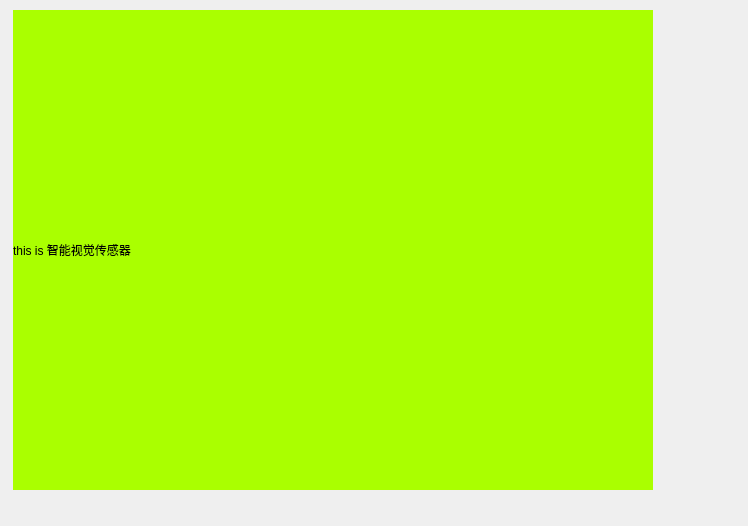
Above: source/plug/oip_ui.ui from chopin1993/protocolmaster-20210731 before the change. Below: the same form after it.
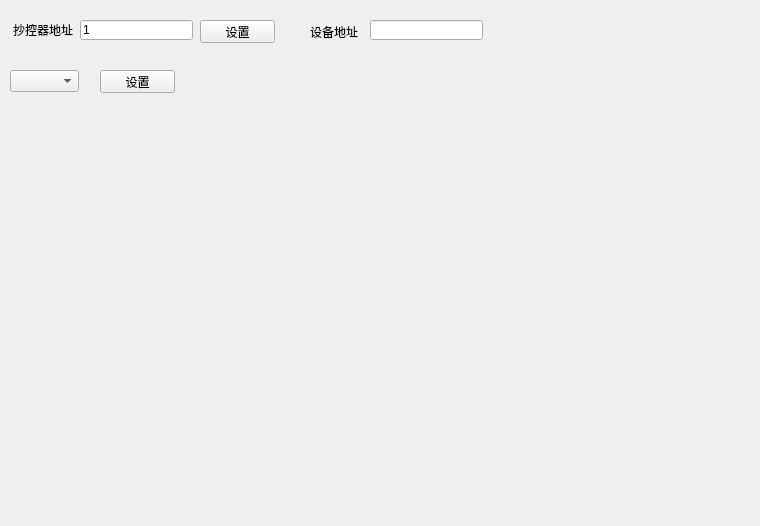
That is the form after the change.

Patch:
```diff
--- a/source/plug/oip_ui.ui
+++ b/source/plug/oip_ui.ui
@@ -6,7 +6,7 @@
    <rect>
     <x>0</x>
     <y>0</y>
-    <width>748</width>
+    <width>760</width>
     <height>526</height>
    </rect>
   </property>
@@ -17,16 +17,85 @@
    <property name="geometry">
     <rect>
      <x>13</x>
-     <y>10</y>
-     <width>640</width>
-     <height>480</height>
+     <y>20</y>
+     <width>71</width>
+     <height>20</height>
     </rect>
    </property>
-   <property name="styleSheet">
-    <string notr="true">background:rgb(170, 255, 0)</string>
+   <property name="text">
+    <string>抄控器地址</string>
    </property>
+  </widget>
+  <widget class="QLineEdit" name="myAddrLineEdit">
+   <property name="geometry">
+    <rect>
+     <x>80</x>
+     <y>20</y>
+     <width>113</width>
+     <height>20</height>
+    </rect>
+   </property>
    <property name="text">
-    <string>this is 智能视觉传感器</string>
+    <string>1</string>
+   </property>
+  </widget>
+  <widget class="QPushButton" name="setMyAddress">
+   <property name="geometry">
+    <rect>
+     <x>200</x>
+     <y>20</y>
+     <width>75</width>
+     <height>23</height>
+    </rect>
+   </property>
+   <property name="text">
+    <string>设置</string>
+   </property>
+  </widget>
+  <widget class="QLabel" name="label_2">
+   <property name="geometry">
+    <rect>
+     <x>310</x>
+     <y>22</y>
+     <width>54</width>
+     <height>20</height>
+    </rect>
+   </property>
+   <property name="text">
+    <string>设备地址</string>
+   </property>
+  </widget>
+  <widget class="QLineEdit" name="devieAddrLineEdit">
+   <property name="geometry">
+    <rect>
+     <x>370</x>
+     <y>20</y>
+     <width>113</width>
+     <height>20</height>
+    </rect>
+   </property>
+  </widget>
+  <widget class="QPushButton" name="pushButton">
+   <property name="geometry">
+    <rect>
+     <x>100</x>
+     <y>70</y>
+     <width>75</width>
+     <height>23</height>
+    </rect>
+   </property>
+   <property name="text">
+    <string>设置</string>
+   </property>
+  </widget>
+  <widget class="QComboBox" name="debugcomboBox">
+   <property name="geometry">
+    <rect>
+     <x>10</x>
+     <y>70</y>
+     <width>69</width>
+     <height>22</height>
+    </rect>
    </property>
   </widget>
  </widget>
```
